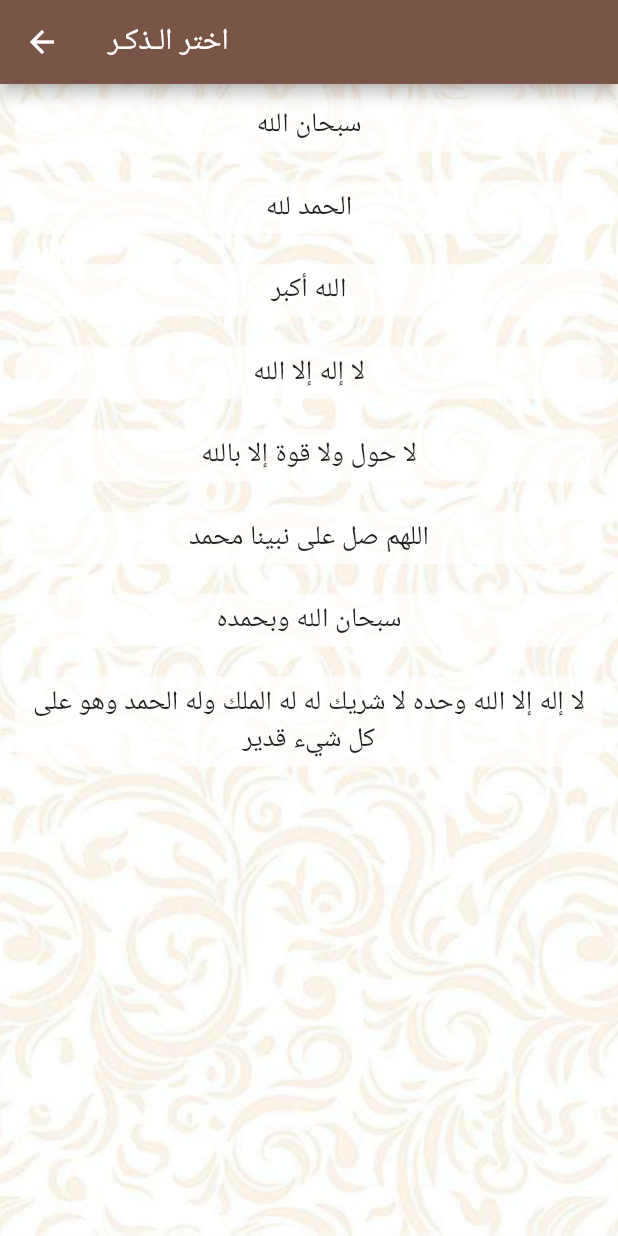
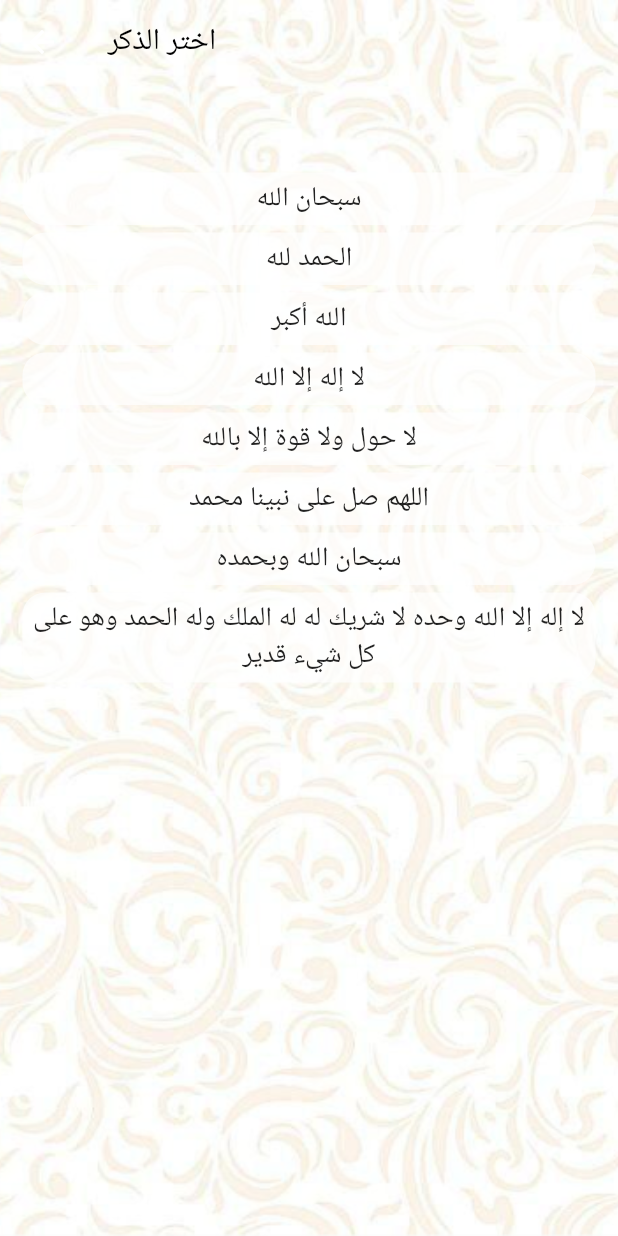
Before and after one commit to githussein/istqfar, a Flutter app: the Misbaha screen opened directly, on a phone screen of 412 x 824 dp. Run offline on Flutter 3.47's test engine with Material 2 defaults, Android fonts, the phone set to English and light mode, and no system bars; our stand-ins replace flutter_local_notifications, shared_preferences; accounts and stored records are empty.

Commit message:
Misbaha transparent Appbar test

```diff
--- a/lib/misbaha.dart
+++ b/lib/misbaha.dart
@@ -10,10 +10,10 @@ class _MisbahaState extends State<Misbaha> {
   @override
   Widget build(BuildContext context) {
     return Scaffold(
-      appBar: AppBar(
-        title: Text("اختر الـذكـر"),
-      ),
-      body: Container(
+      extendBodyBehindAppBar: true,
+      body: Stack(
+        children: <Widget>[
+          Container(
             decoration: BoxDecoration(
               image: DecorationImage(
                 image: AssetImage('images/background.png'),
@@ -21,10 +21,12 @@ class _MisbahaState extends State<Misbaha> {
               ),
             ),
             child: Container(
+              margin: EdgeInsets.fromLTRB(0.0, 100.0, 0.0, 0.0),
               child: ListView(
+                padding: const EdgeInsets.all(15.0),
                 children: <Widget>[
                   Container(
-                margin: EdgeInsets.all(10.0),
+                    margin: EdgeInsets.fromLTRB(0, 0, 0, 5.0),
                     padding: EdgeInsets.all(5.0),
                     decoration: BoxDecoration(
                         color: Colors.white.withOpacity(0.7),
@@ -45,7 +47,7 @@ class _MisbahaState extends State<Misbaha> {
                     ),
                   ),
                   Container(
-                margin: EdgeInsets.all(10.0),
+                    margin: EdgeInsets.fromLTRB(0, 0, 0, 5.0),
                     padding: EdgeInsets.all(5.0),
                     decoration: BoxDecoration(
                         color: Colors.white.withOpacity(0.7),
@@ -66,7 +68,7 @@ class _MisbahaState extends State<Misbaha> {
                     ),
                   ),
                   Container(
-                margin: EdgeInsets.all(10.0),
+                    margin: EdgeInsets.fromLTRB(0, 0, 0, 5.0),
                     padding: EdgeInsets.all(5.0),
                     decoration: BoxDecoration(
                         color: Colors.white.withOpacity(0.7),
@@ -87,7 +89,7 @@ class _MisbahaState extends State<Misbaha> {
                     ),
                   ),
                   Container(
-                margin: EdgeInsets.all(10.0),
+                    margin: EdgeInsets.fromLTRB(0, 0, 0, 5.0),
                     padding: EdgeInsets.all(5.0),
                     decoration: BoxDecoration(
                         color: Colors.white.withOpacity(0.7),
@@ -108,7 +110,7 @@ class _MisbahaState extends State<Misbaha> {
                     ),
                   ),
                   Container(
-                margin: EdgeInsets.all(10.0),
+                    margin: EdgeInsets.fromLTRB(0, 0, 0, 5.0),
                     padding: EdgeInsets.all(5.0),
                     decoration: BoxDecoration(
                         color: Colors.white.withOpacity(0.7),
@@ -130,7 +132,7 @@ class _MisbahaState extends State<Misbaha> {
                     ),
                   ),
                   Container(
-                margin: EdgeInsets.all(10.0),
+                    margin: EdgeInsets.fromLTRB(0, 0, 0, 5.0),
                     padding: EdgeInsets.all(5.0),
                     decoration: BoxDecoration(
                         color: Colors.white.withOpacity(0.7),
@@ -152,7 +154,7 @@ class _MisbahaState extends State<Misbaha> {
                     ),
                   ),
                   Container(
-                margin: EdgeInsets.all(10.0),
+                    margin: EdgeInsets.fromLTRB(0, 0, 0, 5.0),
                     padding: EdgeInsets.all(5.0),
                     decoration: BoxDecoration(
                         color: Colors.white.withOpacity(0.7),
@@ -162,7 +164,8 @@ class _MisbahaState extends State<Misbaha> {
                         Navigator.push(
                           context,
                           MaterialPageRoute(
-                          builder: (context) => Counter('سبحان الله وبحمده')),
+                              builder: (context) =>
+                                  Counter('سبحان الله وبحمده')),
                         );
                       },
                       child: Text(
@@ -173,7 +176,7 @@ class _MisbahaState extends State<Misbaha> {
                     ),
                   ),
                   Container(
-                margin: EdgeInsets.all(10.0),
+                    margin: EdgeInsets.fromLTRB(0, 0, 0, 5.0),
                     padding: EdgeInsets.all(5.0),
                     decoration: BoxDecoration(
                         color: Colors.white.withOpacity(0.7),
@@ -198,6 +201,24 @@ class _MisbahaState extends State<Misbaha> {
               ),
             ),
           ),
+          Positioned(
+            top: 0.0,
+            left: 0.0,
+            right: 0.0,
+            child: AppBar(
+              // Add AppBar here only
+              backgroundColor: Colors.transparent,
+              elevation: 0.0,
+              title: Text(
+                "اختر الذكر",
+                style: TextStyle(
+                  color: Colors.black,
+                ),
+              ),
+            ),
+          ),
+        ],
+      ),
     );
   }
 }
--- a/pubspec.yaml
+++ b/pubspec.yaml
@@ -23,8 +23,9 @@ environment:
 dependencies:
   flutter:
     sdk: flutter
-  #to save numbers of azkar and other main data
+  # To save numbers of azkar and other main data
   shared_preferences: ^0.5.12
+  # A carousel to display Azkar strings
 
 
   # The following adds the Cupertino Icons font to your application.
```
Also changed, not shown: lib/choose_azkar.dart (+12 -16 lines). Lines whose indentation alone changed are shown as unchanged.
